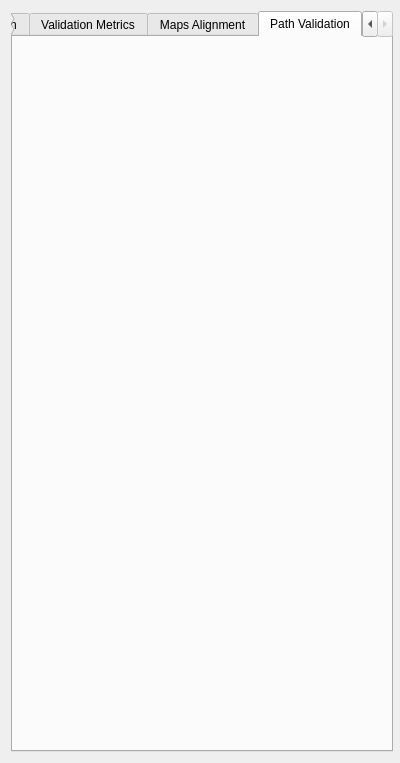
Above: ogm_gui/ui/validation.ui from MariosPro/thesis before the change. Below: the same form after it.
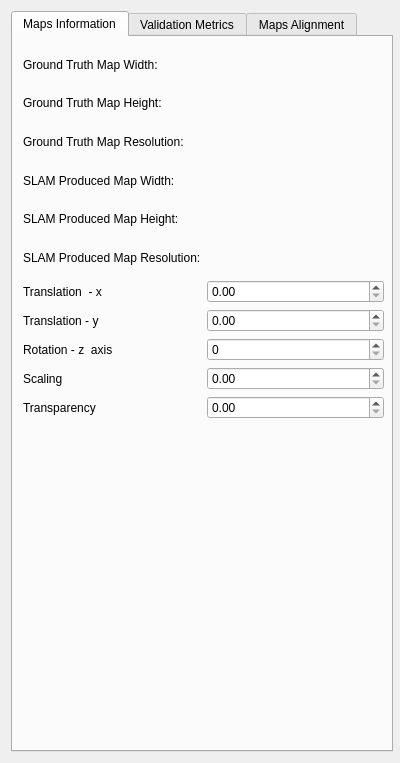
That is the form after the change. The open tabs and pages were chosen to show the change.

Commit message: Remove no longer required gui classes

The edit to the form file:
```diff
--- a/ogm_gui/ui/validation.ui
+++ b/ogm_gui/ui/validation.ui
@@ -1203,28 +1203,6 @@
        </layout>
       </widget>
      </widget>
-     <widget class="QWidget" name="pathTab">
-      <property name="sizePolicy">
-       <sizepolicy hsizetype="MinimumExpanding" vsizetype="MinimumExpanding">
-        <horstretch>0</horstretch>
-        <verstretch>0</verstretch>
-       </sizepolicy>
-      </property>
-      <attribute name="title">
-       <string>Path Validation</string>
-      </attribute>
-      <widget class="QWidget" name="gridLayoutWidget_3">
-       <property name="geometry">
-        <rect>
-         <x>0</x>
-         <y>0</y>
-         <width>321</width>
-         <height>391</height>
-        </rect>
-       </property>
-       <layout class="QGridLayout" name="pathGridLayout"/>
-      </widget>
-     </widget>
     </widget>
    </item>
   </layout>
```
Left out of the diff: 14 changed lines with no effect on the pictures. The commit also changes 6 other files.
